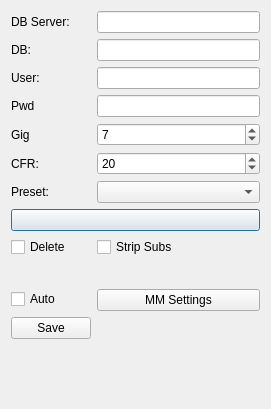
Qt form dialogmmsettings.ui (Romonaga/MMConvert) before a commit.
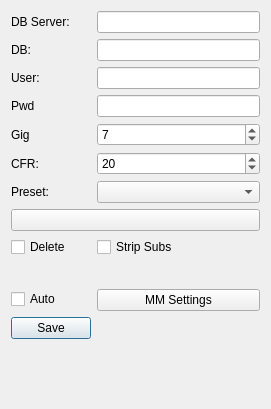
The same form after that commit. Icons and pictures are not drawn.

```diff
--- a/dialogmmsettings.ui
+++ b/dialogmmsettings.ui
@@ -168,6 +168,9 @@
      <property name="text">
       <string>Save</string>
      </property>
+     <property name="default">
+      <bool>true</bool>
+     </property>
     </widget>
    </item>
   </layout>
```
